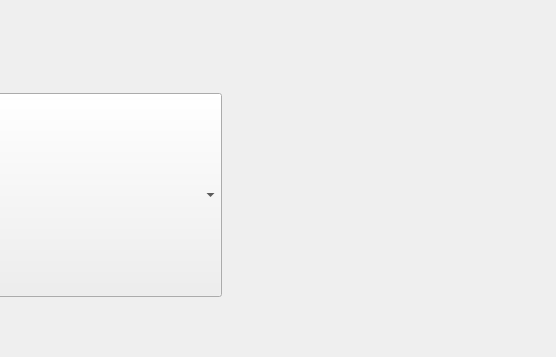
marilin-99/TrabajoPractico, file mainwindow.ui: the form before one commit; both pictures show x 711 to 1267 and y 0 to 357 of the 1267 by 703 pixel window.
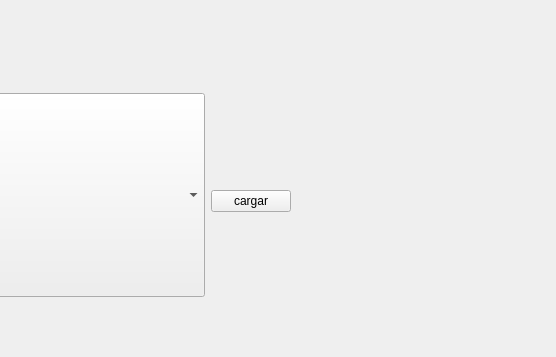
The form after the commit. Icons and pictures are not drawn.

```diff
--- a/mainwindow.ui
+++ b/mainwindow.ui
@@ -458,6 +458,13 @@
       <item row="5" column="1">
        <widget class="QTextEdit" name="caja_nombre"/>
       </item>
+      <item row="5" column="7">
+       <widget class="QPushButton" name="cargar_partida">
+        <property name="text">
+         <string>cargar</string>
+        </property>
+       </widget>
+      </item>
      </layout>
     </item>
    </layout>
```
